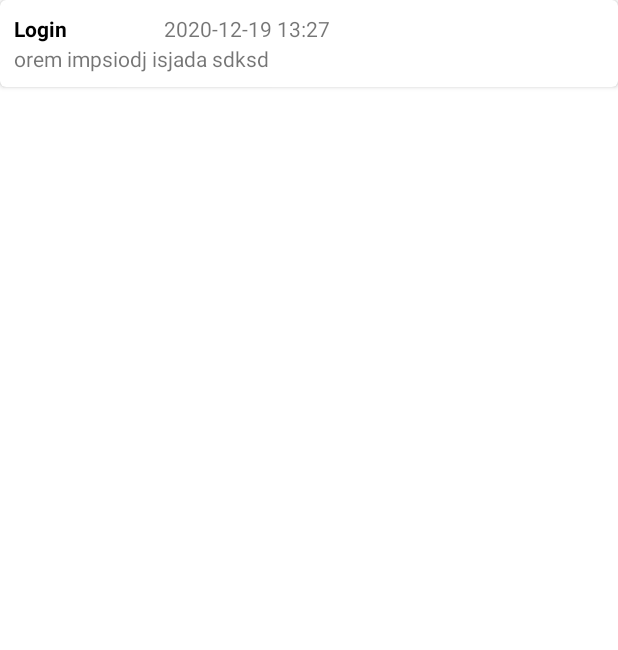
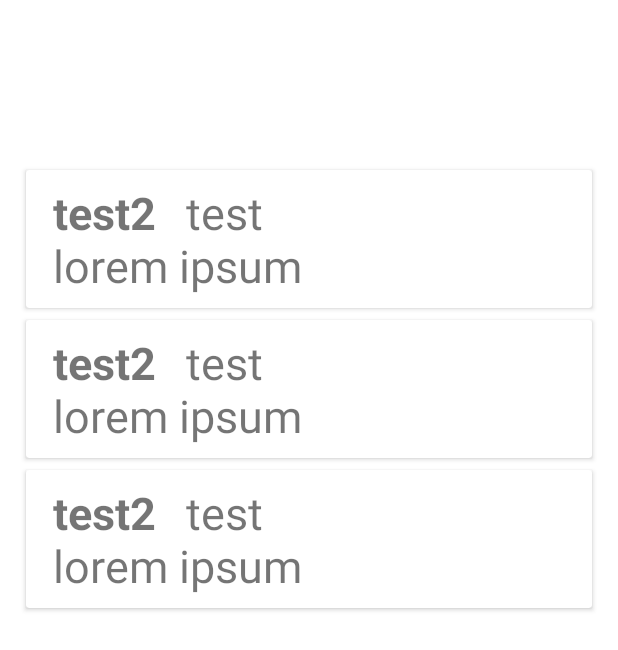
Before and after one commit to Isaayy/School, an Android app: the layout fragment_chat.xml on its own in the app's theme, with its tools: preview values and no code run, on a phone screen of 412 x 824 dp. Shown: the top 650 px of the screen. Run offline under Robolectric (Android 15) with nearby library versions, the phone set to English and light mode, and no system bars.

Commit message:
'RecycleView'

```diff
--- /dev/null
+++ b/Second year/PPSM/Shoutbox/app/src/main/java/com/example/shoutbox/RecycleViewItem.kt
@@ -0,0 +1,4 @@
+package com.example.shoutbox
+
+data class RecycleViewItem (val login: String, val textData: String, val description: String) {
+}
--- a/Second year/PPSM/Shoutbox/app/src/main/res/layout/fragment_chat.xml
+++ b/Second year/PPSM/Shoutbox/app/src/main/res/layout/fragment_chat.xml
@@ -1,8 +1,9 @@
 <?xml version="1.0" encoding="utf-8"?>
-<androidx.cardview.widget.CardView xmlns:android="http://schemas.android.com/apk/res/android"
+<androidx.constraintlayout.widget.ConstraintLayout xmlns:android="http://schemas.android.com/apk/res/android"
     android:layout_width="match_parent"
     android:layout_height="wrap_content"
     xmlns:app="http://schemas.android.com/apk/res-auto"
+    xmlns:tools="http://schemas.android.com/tools"
     app:cardCornerRadius="4dp">
 
     <RelativeLayout
@@ -11,28 +12,15 @@
         android:padding="5dp"
         android:layout_margin="4dp">
 
-        <TextView
-            android:id="@+id/loginView"
-            android:layout_width="wrap_content"
+        <androidx.recyclerview.widget.RecyclerView
+            android:id="@+id/id_recyclerView"
+            android:layout_marginTop="100dp"
+            android:padding="4dp"
+            android:clipToPadding="false"
+            android:layout_width="match_parent"
             android:layout_height="wrap_content"
-            android:text="Login"
-            android:textColor="#000"
-            android:textStyle="bold" />
-
-        <TextView
-            android:id="@+id/dateView"
-            android:layout_width="wrap_content"
-            android:layout_height="wrap_content"
-            android:layout_marginLeft="100dp"
-            android:text="2020-12-19 13:27" />
-
-        <TextView
-            android:id="@+id/postView"
-            android:layout_width="wrap_content"
-            android:layout_height="wrap_content"
-            android:layout_marginTop="20dp"
-            android:text="orem impsiodj isjada sdksd" />
+            tools:listitem="@layout/recycleview_item"/>
 
     </RelativeLayout>
 
-</androidx.cardview.widget.CardView>
+</androidx.constraintlayout.widget.ConstraintLayout>
--- /dev/null
+++ b/Second year/PPSM/Shoutbox/app/src/main/res/layout/recycleview_item.xml
@@ -0,0 +1,52 @@
+<?xml version="1.0" encoding="utf-8"?>
+<androidx.cardview.widget.CardView xmlns:android="http://schemas.android.com/apk/res/android"
+    android:layout_width="match_parent"
+    android:layout_height="wrap_content"
+    android:layout_margin="4dp">
+
+    <LinearLayout
+        android:layout_width="match_parent"
+        android:layout_height="wrap_content"
+        android:orientation="horizontal"
+        android:padding="8dp">
+
+        <TextView
+            android:id="@+id/id_textViewLogin"
+            android:layout_width="wrap_content"
+            android:layout_height="wrap_content"
+            android:layout_gravity="center_vertical"
+            android:layout_marginHorizontal="10dp"
+            android:text="test2"
+            android:textStyle="bold"
+            android:textSize="30sp" />
+
+        <TextView
+            android:id="@+id/id_textViewDate"
+            android:layout_width="wrap_content"
+            android:layout_height="wrap_content"
+            android:layout_gravity="center_vertical"
+            android:layout_marginHorizontal="10dp"
+            android:text="test"
+            android:textSize="30sp" />
+
+    </LinearLayout>
+
+    <LinearLayout
+        android:layout_width="match_parent"
+        android:layout_height="wrap_content"
+        android:layout_marginTop="35dp"
+        android:orientation="vertical"
+        android:padding="8dp">
+
+        <TextView
+            android:id="@+id/id_textViewContent"
+            android:layout_width="wrap_content"
+            android:layout_height="wrap_content"
+            android:layout_gravity="center_vertical"
+            android:layout_marginHorizontal="10dp"
+            android:text="lorem ipsum"
+            android:textSize="30sp" />
+
+
+    </LinearLayout>
+</androidx.cardview.widget.CardView>
```
Also changed, not shown: Second year/PPSM/Shoutbox/app/src/main/java/com/example/shoutbox/RecycleViewAdapter.kt (added, +32 -0 lines), Second year/PPSM/Shoutbox/app/src/main/java/com/example/shoutbox/ui/chat/ChatFragment.kt (+37 -27 lines).
